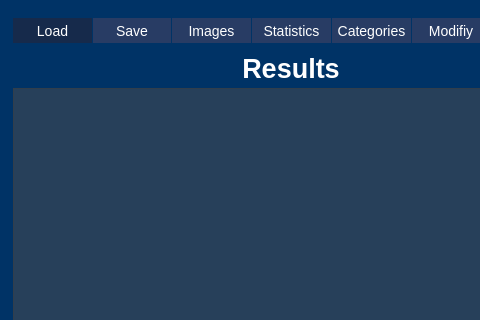
SilMon/NucDetect, file Nucleus/gui/nucdetect.ui: the form before one commit; both pictures show x 0 to 480 and y 0 to 320 of the 849 by 685 pixel window.
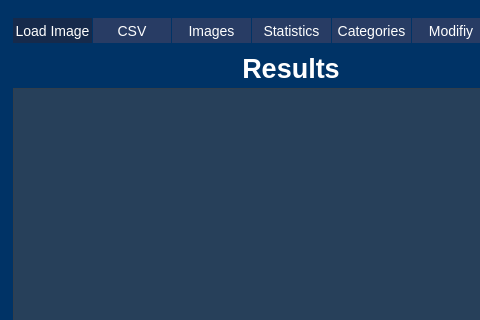
The form after the commit. Icons and pictures are not drawn.

Patch:
```diff
--- a/Nucleus/gui/nucdetect.ui
+++ b/Nucleus/gui/nucdetect.ui
@@ -123,7 +123,7 @@
              <string>Load an image</string>
             </property>
             <property name="text">
-             <string>Load</string>
+             <string>Load Image</string>
             </property>
            </widget>
           </item>
@@ -136,7 +136,7 @@
              <string>Save the results of the analysis</string>
             </property>
             <property name="text">
-             <string>Save</string>
+             <string>CSV</string>
             </property>
            </widget>
           </item>
```
